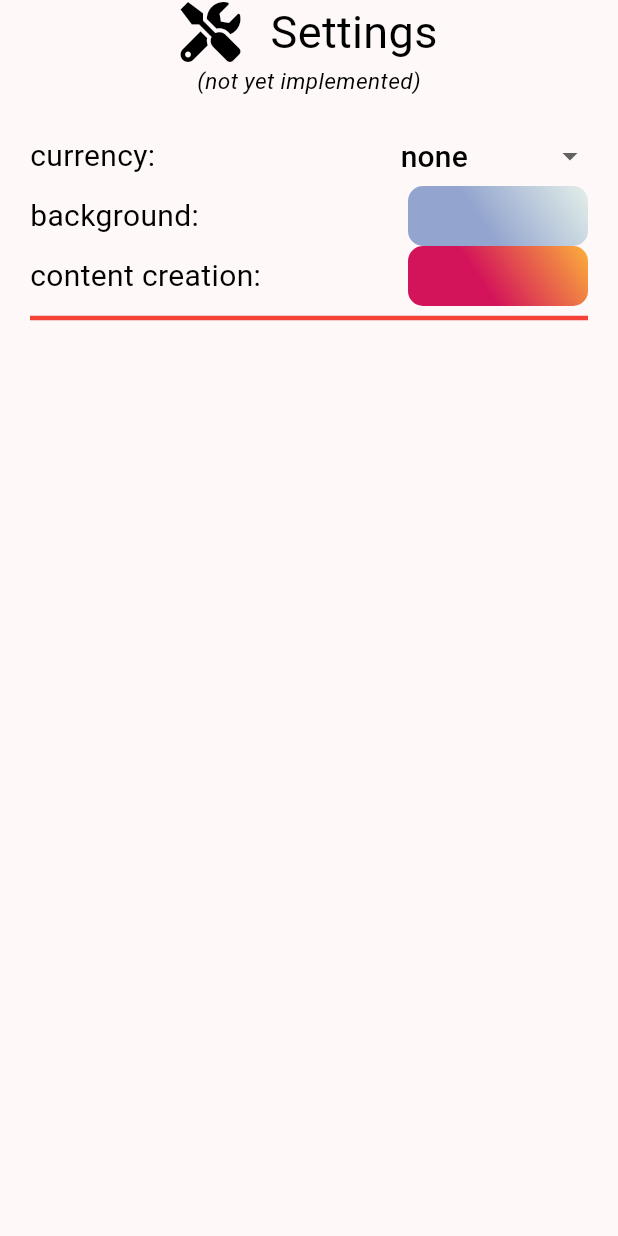
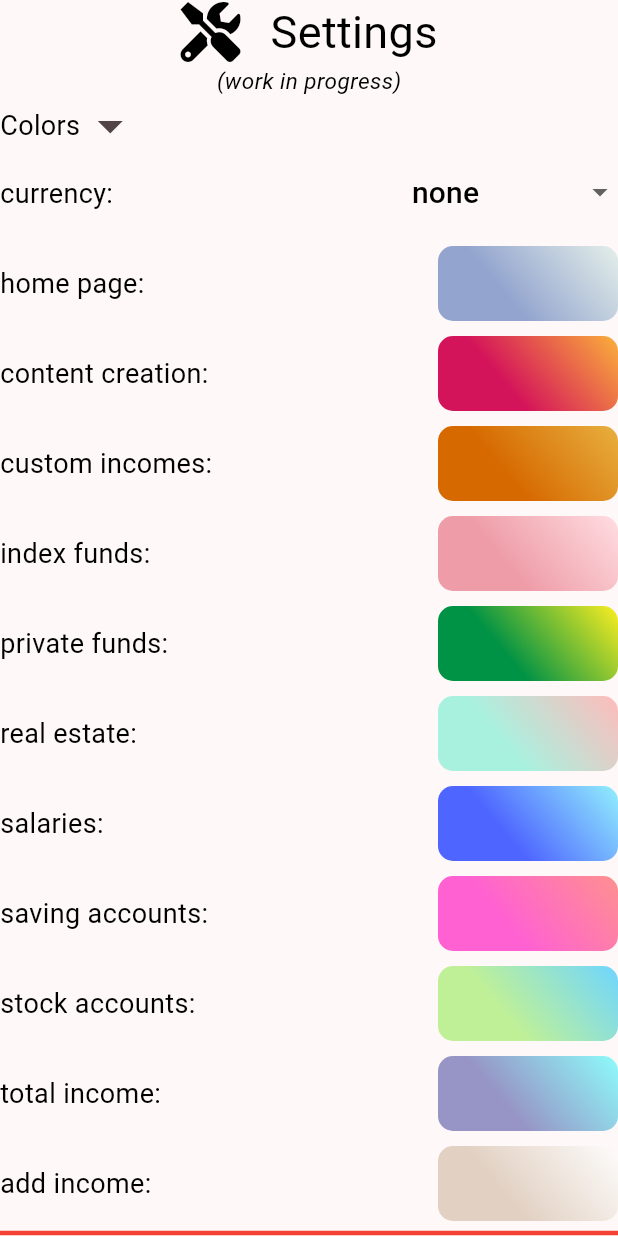
Before and after one commit to EtienneAuroux/tokihakanenari, a Flutter app: the Settings screen opened directly, on a phone screen of 412 x 824 dp. Run offline on Flutter 3.47's test engine with Material 3 defaults, Android fonts, the phone set to English and light mode, and no system bars; our stand-ins replace shared_preferences; accounts and stored records are empty; Roboto replaces fonts that are missing (MontserratAlternate); project files that could hold a hidden picture were left out.

Commit message:
<feat> Started to implement all color change in settings menu.

```diff
--- a/lib/card_types/settings.dart
+++ b/lib/card_types/settings.dart
@@ -1,13 +1,9 @@
 import 'package:flutter/material.dart';
-import 'package:flutter/widgets.dart';
-import 'package:tokihakanenari/alert_dialogs/color_picker_dialog.dart';
 import 'package:tokihakanenari/customized_widgets/gradient_selector.dart';
+import 'package:tokihakanenari/customized_widgets/rotating_button.dart';
 import 'package:tokihakanenari/my_enums.dart';
-import 'package:tokihakanenari/visual_tools/color_palette.dart';
 import 'package:tokihakanenari/visual_tools/font_awesome5_icons.dart';
 import 'package:tokihakanenari/visual_tools/text_styles.dart';
-
-import 'dart:developer' as developer;
 
 class Settings extends StatefulWidget {
   const Settings({
@@ -21,6 +17,7 @@ class Settings extends StatefulWidget {
 class _SettingsState extends State<Settings> {
   List<String> currencies = ['none', '\$', '€', '£'];
   late String currency;
+  bool expanded = false;
 
   List<Widget> getSettingsGrid() {
     return [
@@ -28,7 +25,7 @@ class _SettingsState extends State<Settings> {
         alignment: Alignment.centerLeft,
         child: Text(
           'currency:',
-          style: TextStyles.cardBody,
+          style: TextStyles.settingsBody,
         ),
       ),
       DropdownButton<String>(
@@ -37,7 +34,6 @@ class _SettingsState extends State<Settings> {
         underline: const SizedBox(),
         items: currencies.map<DropdownMenuItem<String>>((String currencys) {
           return DropdownMenuItem<String>(
-            alignment: Alignment.center,
             value: currencys,
             child: Center(
               child: Text(
@@ -56,8 +52,8 @@ class _SettingsState extends State<Settings> {
       const Align(
         alignment: Alignment.centerLeft,
         child: Text(
-          'background:',
-          style: TextStyles.cardBody,
+          'home page:',
+          style: TextStyles.settingsBody,
         ),
       ),
       const GradientSelector(),
@@ -65,11 +61,74 @@ class _SettingsState extends State<Settings> {
         alignment: Alignment.centerLeft,
         child: Text(
           'content creation:',
-          style: TextStyles.cardBody,
+          style: TextStyles.settingsBody,
         ),
       ),
       const GradientSelector(
         cardType: CardType.contentCreation,
+      ),
+      const Align(
+        alignment: Alignment.centerLeft,
+        child: Text('custom incomes:', style: TextStyles.settingsBody),
+      ),
+      const GradientSelector(
+        cardType: CardType.customIncome,
+      ),
+      const Align(
+        alignment: Alignment.centerLeft,
+        child: Text('index funds:', style: TextStyles.settingsBody),
+      ),
+      const GradientSelector(
+        cardType: CardType.indexFunds,
+      ),
+      const Align(
+        alignment: Alignment.centerLeft,
+        child: Text('private funds:', style: TextStyles.settingsBody),
+      ),
+      const GradientSelector(
+        cardType: CardType.privateFunds,
+      ),
+      const Align(
+        alignment: Alignment.centerLeft,
+        child: Text('real estate:', style: TextStyles.settingsBody),
+      ),
+      const GradientSelector(
+        cardType: CardType.realEstate,
+      ),
+      const Align(
+        alignment: Alignment.centerLeft,
+        child: Text('salaries:', style: TextStyles.settingsBody),
+      ),
+      const GradientSelector(
+        cardType: CardType.salaries,
+      ),
+      const Align(
+        alignment: Alignment.centerLeft,
+        child: Text('saving accounts:', style: TextStyles.settingsBody),
+      ),
+      const GradientSelector(
+        cardType: CardType.savingAccounts,
+      ),
+      const Align(
+        alignment: Alignment.centerLeft,
+        child: Text('stock accounts:', style: TextStyles.settingsBody),
+      ),
+      const GradientSelector(
+        cardType: CardType.stockAccounts,
+      ),
+      const Align(
+        alignment: Alignment.centerLeft,
+        child: Text('total income:', style: TextStyles.settingsBody),
+      ),
+      const GradientSelector(
+        cardType: CardType.totalIncome,
+      ),
+      const Align(
+        alignment: Alignment.centerLeft,
+        child: Text('add income:', style: TextStyles.settingsBody),
+      ),
+      const GradientSelector(
+        cardType: CardType.addCard,
       ),
     ];
   }
@@ -105,20 +164,31 @@ class _SettingsState extends State<Settings> {
               ],
             ),
             const Text(
-              '(not yet implemented)',
+              '(work in progress)',
               style: TextStyles.incomeExtraInformation,
             ),
-            SingleChildScrollView(
-              padding: const EdgeInsets.all(20),
-              child: Column(
+            Row(
               children: [
+                Text(
+                  'Colors',
+                  style: TextStyles.settingsBody,
+                ),
+                RotatingButton(
+                    iconData: Icons.arrow_drop_down,
+                    onPressed: (bool newExpanded) {
+                      setState(() {
+                        expanded = newExpanded;
+                      });
+                    })
+              ],
+            ),
             GridView(
               shrinkWrap: true,
-                    physics: const NeverScrollableScrollPhysics(),
               gridDelegate: const SliverGridDelegateWithFixedCrossAxisCount(
                 crossAxisCount: 2,
-                      crossAxisSpacing: 10,
-                      mainAxisExtent: 40,
+                crossAxisSpacing: 0,
+                mainAxisSpacing: 10,
+                mainAxisExtent: 50,
               ),
               children: getSettingsGrid(),
             ),
@@ -128,9 +198,6 @@ class _SettingsState extends State<Settings> {
             )
           ],
         ),
-            )
-          ],
-        ),
       ),
     );
   }
--- a/lib/visual_tools/text_styles.dart
+++ b/lib/visual_tools/text_styles.dart
@@ -10,6 +10,13 @@ class TextStyles {
 
   static const cardBody = TextStyle(
     fontSize: 20,
+    fontFamily: 'MontserratAlternate',
+    color: Colors.black,
+    decoration: TextDecoration.none,
+  );
+
+  static const settingsBody = TextStyle(
+    fontSize: 18,
     fontFamily: 'MontserratAlternate',
     color: Colors.black,
     decoration: TextDecoration.none,
```
Lines whose indentation alone changed are shown as unchanged.
